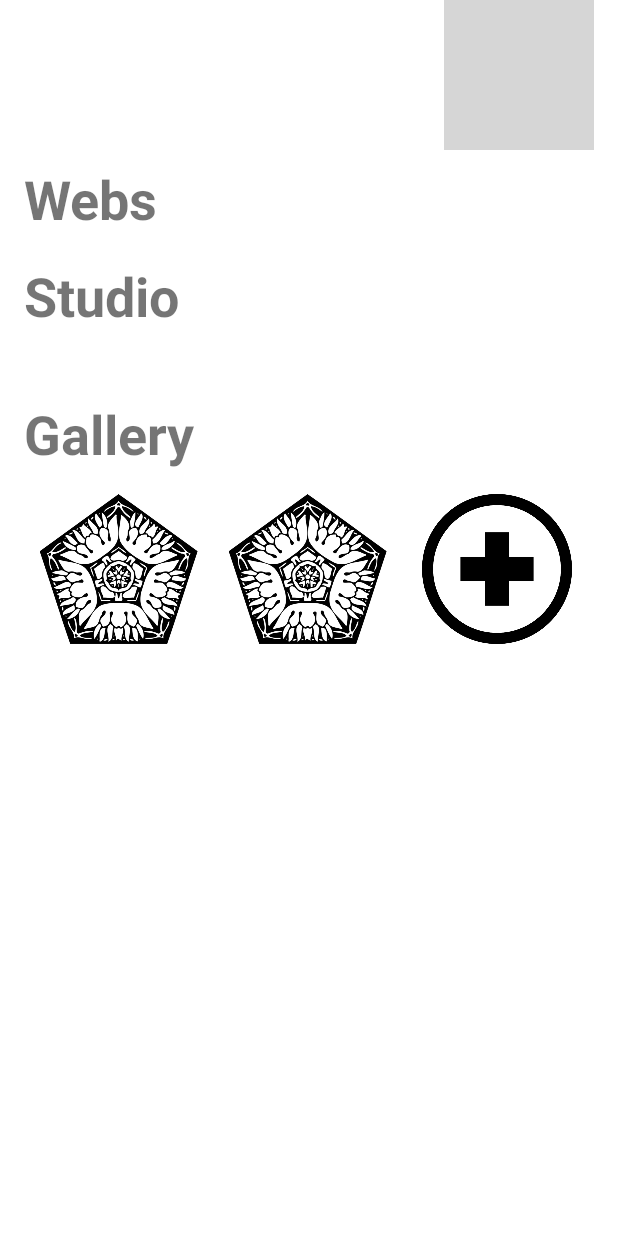
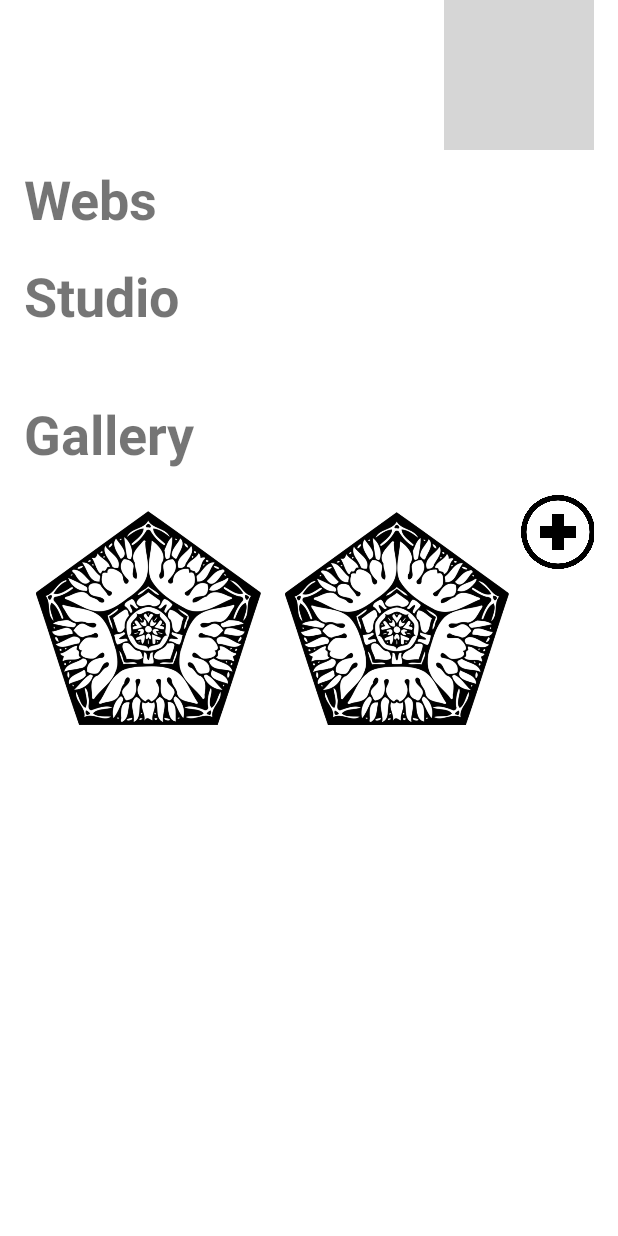
Before and after one commit to osoitz/Inkler, an Android app: the layout activity_ficha_tatuador.xml on its own in the app's theme, with its tools: preview values and no code run, on a phone screen of 412 x 824 dp. Run offline under Robolectric (Android 15) with nearby library versions, the phone set to English and light mode, and no system bars; Roboto replaces fonts that are not available here; grey boxes are pictures that could not be loaded.

Commit message:
2 fotos en la ficha del tatuador

```diff
--- a/app/src/main/res/layout/activity_ficha_tatuador.xml
+++ b/app/src/main/res/layout/activity_ficha_tatuador.xml
@@ -116,26 +116,30 @@
 
         <ImageView
             android:id="@+id/imagen1"
-            android:layout_width="100dp"
-            android:layout_height="100dp"
+            android:layout_width="150dp"
+            android:layout_height="150dp"
             android:layout_weight="0.33"
             android:scaleType="centerInside"
             android:src="@drawable/pentagono"
-            tools:ignore="ContentDescription" />
+            tools:ignore="ContentDescription"
+            android:layout_margin="8dp"
+            />
 
         <ImageView
             android:id="@+id/imagen2"
-            android:layout_width="100dp"
-            android:layout_height="100dp"
+            android:layout_width="150dp"
+            android:layout_height="150dp"
             android:layout_weight="0.33"
             android:scaleType="centerInside"
             android:src="@drawable/pentagono"
-            tools:ignore="ContentDescription" />
+            tools:ignore="ContentDescription"
+            android:layout_margin="8dp"
+            />
 
         <ImageView
             android:id="@+id/ivvermas"
-            android:layout_width="100dp"
-            android:layout_height="100dp"
+            android:layout_width="50dp"
+            android:layout_height="50dp"
             android:layout_weight="0.33"
             android:scaleType="centerInside"
             android:src="@drawable/plus"
```
Also changed, not shown: app/src/main/java/com/example/inkler/ActivityFichaTatuador.java (+20 -8 lines), app/src/main/res/layout/activity_ficha_estudio.xml (+8 -8 lines).
